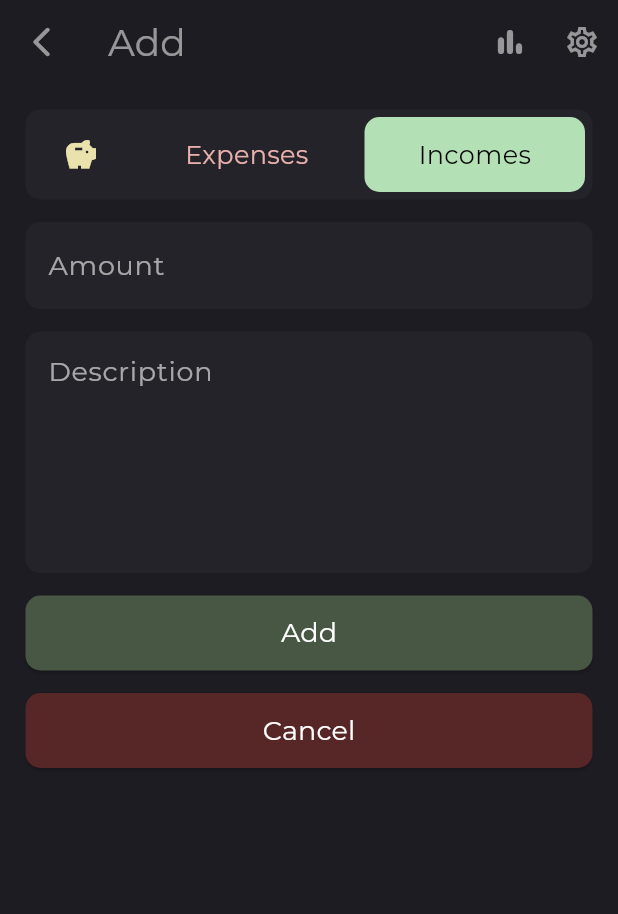
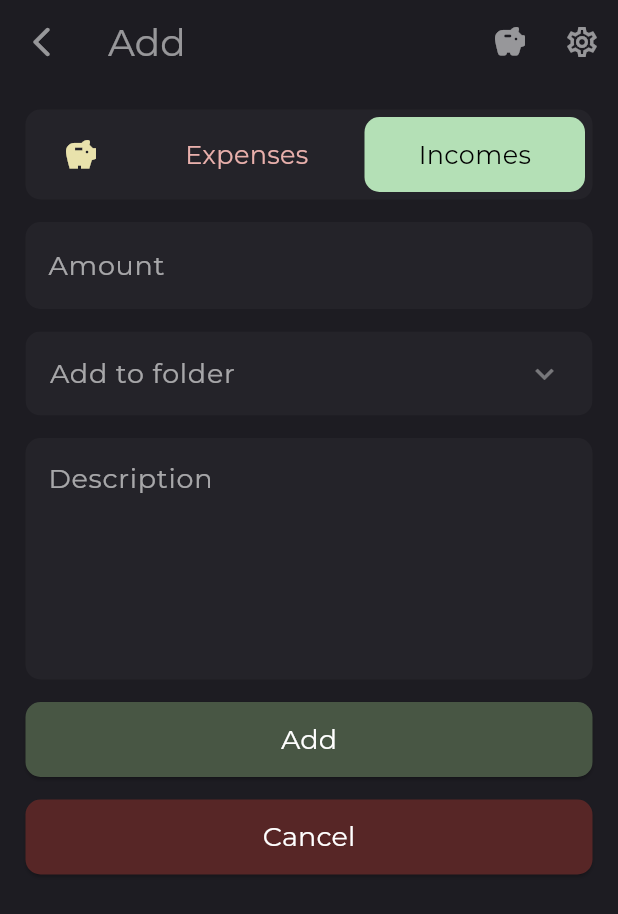
Before and after one commit to Justinthxd/essential, a Flutter app: the screen it shows after launch, after a tap on the "add" icon, on a phone screen of 412 x 824 dp. Shown: the top 914 px of the screen. Run offline on Flutter 3.47's test engine with Material 2 defaults, Android fonts, the light colour scheme and no system bars; drawn by our look-alikes of flutter_form_builder; our stand-ins replace flutter_bloc, go_router; project files that could hold a hidden picture were left out.

Commit message:
folder ui

```diff
--- a/lib/design/pages/add.dart
+++ b/lib/design/pages/add.dart
@@ -19,6 +19,8 @@ class _AddState extends State<Add> {
   final _formKey = GlobalKey<FormBuilderState>();
 
   String currentValue = InsightsOptionsKeys.incomes;
+
+  bool isActive = false;
 
   @override
   void initState() {
@@ -55,7 +57,7 @@ class _AddState extends State<Add> {
           IconButton(
             onPressed: () {},
             icon: const Icon(
-              Icons.bar_chart_rounded,
+              Icons.savings_rounded,
               color: Colors.white54,
             ),
           ),
@@ -283,6 +285,111 @@ class _AddState extends State<Add> {
           ),
           const SizedBox(height: 15),
           Container(
+            clipBehavior: Clip.antiAlias,
+            decoration: BoxDecoration(
+              borderRadius: BorderRadius.circular(10),
+            ),
+            child: ExpansionPanelList(
+              elevation: 0,
+              expansionCallback: (panelIndex, isExpanded) {
+                isActive = !isActive;
+                setState(() {});
+              },
+              expandIconColor: Colors.white38,
+              children: [
+                ExpansionPanel(
+                  isExpanded: isActive,
+                  backgroundColor: Colors.white.withOpacity(0.03),
+                  headerBuilder: (context, isExpanded) {
+                    return !isExpanded
+                        ? ListTile(
+                            onTap: () {
+                              isActive = !isActive;
+                              setState(() {});
+                            },
+                            tileColor: Colors.transparent,
+                            title: const Text(
+                              'Add to folder',
+                              style: TextStyle(
+                                fontSize: 18,
+                                color: Colors.white60,
+                              ),
+                            ),
+                          )
+                        : Container(
+                            decoration: BoxDecoration(
+                              color: Colors.white.withOpacity(0.05),
+                              borderRadius: BorderRadius.circular(10),
+                            ),
+                            margin: const EdgeInsets.only(left: 10),
+                            padding: const EdgeInsets.only(left: 10),
+                            child: const TextField(
+                              style: TextStyle(
+                                color: Colors.white,
+                              ),
+                              decoration: InputDecoration(
+                                hintText: 'Search',
+                                hintStyle: TextStyle(
+                                  color: Colors.white54,
+                                ),
+                                border: InputBorder.none,
+                              ),
+                            ),
+                          );
+                  },
+                  body: SizedBox(
+                    height: 120,
+                    child: Scrollbar(
+                      thickness: 10,
+                      interactive: true,
+                      child: ListView(
+                        padding: EdgeInsets.zero,
+                        children: [
+                          ListTile(
+                            tileColor: Colors.transparent,
+                            title: const Text(
+                              'Food',
+                              style: TextStyle(
+                                fontSize: 18,
+                                color: Colors.white70,
+                                fontWeight: FontWeight.bold,
+                              ),
+                            ),
+                            onTap: () {},
+                          ),
+                          ListTile(
+                            tileColor: Colors.transparent,
+                            title: const Text(
+                              'Customers',
+                              style: TextStyle(
+                                fontSize: 18,
+                                color: Colors.white70,
+                                fontWeight: FontWeight.bold,
+                              ),
+                            ),
+                            onTap: () {},
+                          ),
+                          const ListTile(
+                            tileColor: Colors.transparent,
+                            title: Text(
+                              'Customers',
+                              style: TextStyle(
+                                fontSize: 18,
+                                color: Colors.white70,
+                                fontWeight: FontWeight.bold,
+                              ),
+                            ),
+                          ),
+                        ],
+                      ),
+                    ),
+                  ),
+                ),
+              ],
+            ),
+          ),
+          const SizedBox(height: 15),
+          Container(
             padding: const EdgeInsets.symmetric(horizontal: 15, vertical: 5),
             decoration: BoxDecoration(
               color: Colors.white.withOpacity(0.03),
--- a/lib/design/pages/home.dart
+++ b/lib/design/pages/home.dart
@@ -29,9 +29,9 @@ class Home extends StatelessWidget {
         actions: [
           IconButton(
             onPressed: () {},
-            icon: const Icon(
-              Icons.bar_chart_rounded,
-              color: Colors.white54,
+            icon: Icon(
+              Icons.savings_rounded,
+              color: Colors.yellow.withOpacity(0.7),
             ),
           ),
           IconButton(
```
